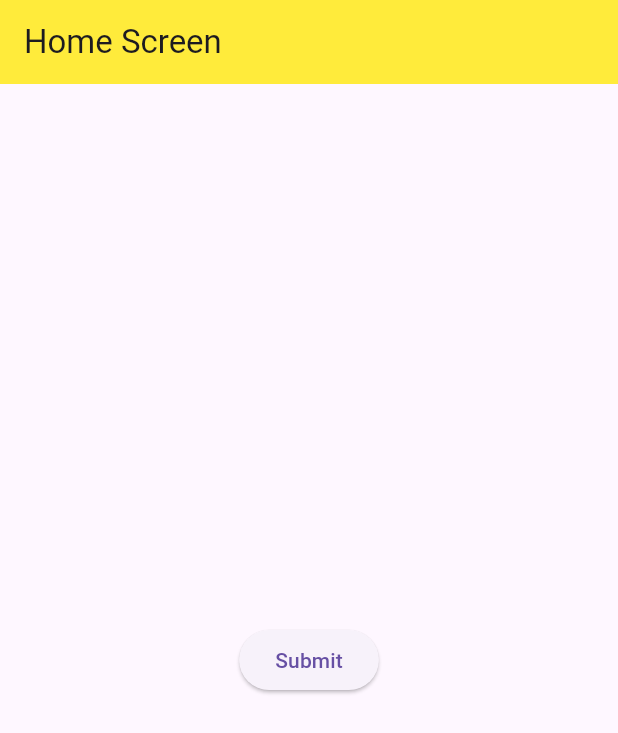
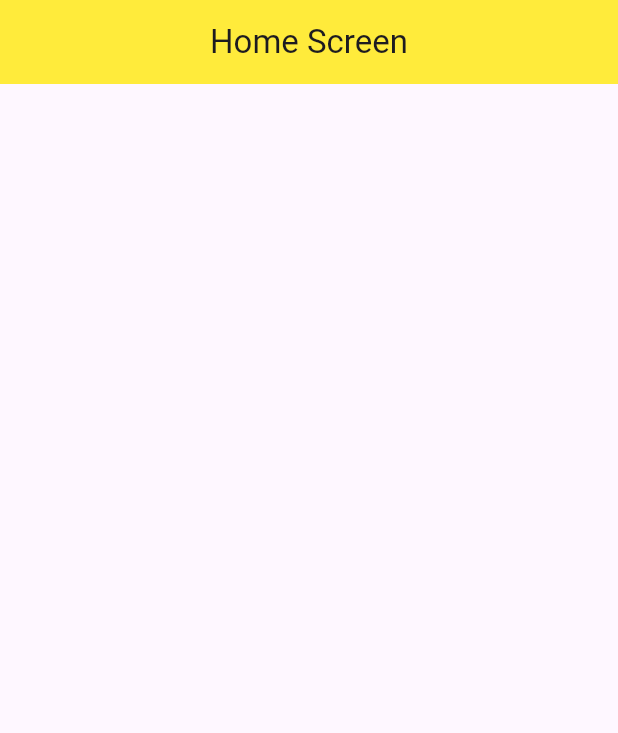
Before and after one commit to HasanJuned/testing2, a Flutter app: the screen it shows after launch, on a phone screen of 412 x 824 dp. Shown: the top 733 px of the screen. Run offline on Flutter 3.47's test engine with Material 3 defaults, Android fonts, the phone set to English and light mode, and no system bars.

```diff
--- a/lib/main.dart
+++ b/lib/main.dart
@@ -1,4 +1,3 @@
-import 'package:flutter/cupertino.dart';
 import 'package:flutter/material.dart';
 
 void main() {
@@ -18,44 +17,24 @@ class MyApp extends StatelessWidget {
 }
 
 class HomeScreen extends StatelessWidget {
-  const HomeScreen({super.key});
+  HomeScreen({super.key});
+
+  TextEditingController nameController = TextEditingController();
 
   @override
   Widget build(BuildContext context) {
     return Scaffold(
       appBar: AppBar(
+        title: Text('Home Screen'),
         backgroundColor: Colors.yellow,
-        title: Text('Home Screen'),
+        centerTitle: true,
       ),
       body: Padding(
         padding: const EdgeInsets.all(8.0),
-        child: Center(
-          child: ElevatedButton(onPressed: (){
+        child: Column(
+          children: [
 
-            showDialog(context: context, builder: (context){
-
-              return AlertDialog(
-                title: Text('Warning'),
-                content: Text('Are you sure for confirmation'),
-                actions: [
-                  TextButton(onPressed: (){
-
-                  }, child: Text('No')),
-                  TextButton(onPressed: (){
-
-
-                  }, child: Text('Yes')),
-                ],
-              );
-
-
-            });
-
-
-          }, child: Text('Submit'),)
-
-
-
+          ],
         ),
       ),
     );
```
